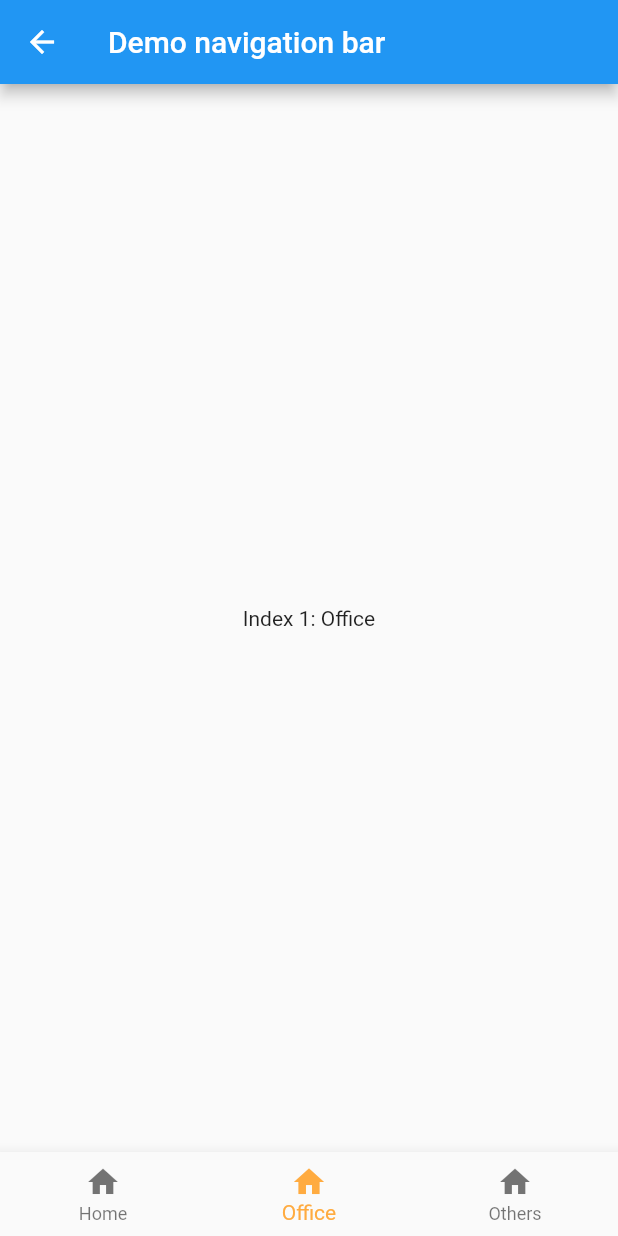
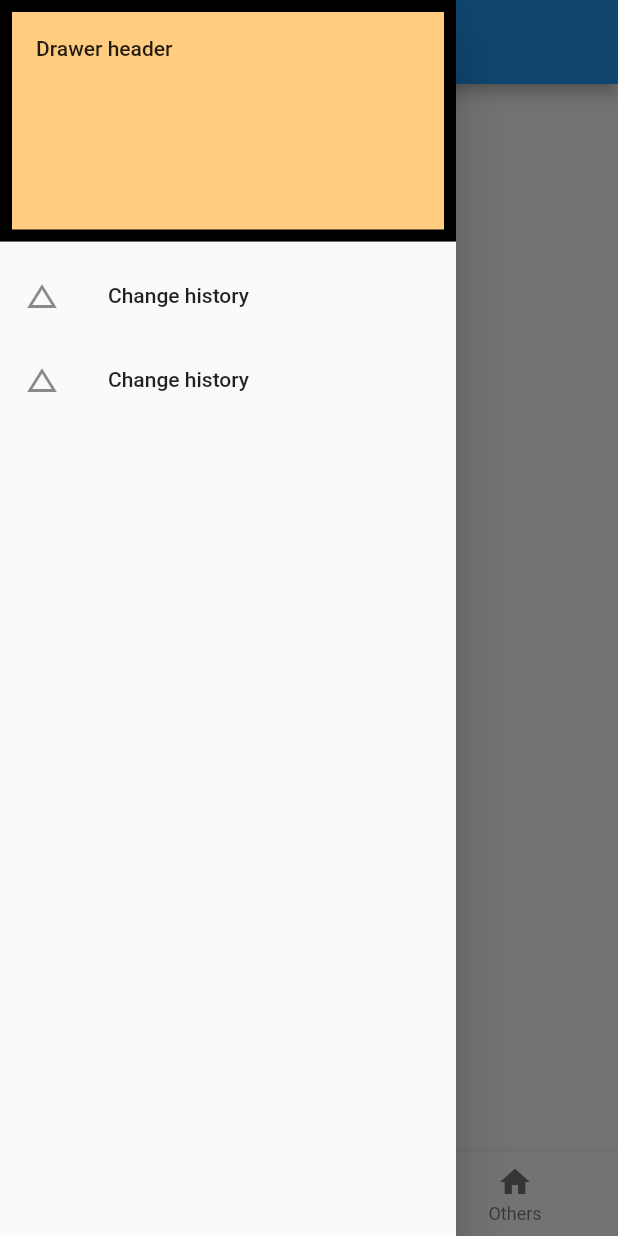
Before and after one commit to doremichen/flutter_list_demo, a Flutter app: the DemoNavigationBar screen opened directly, with the side drawer open (before the commit the screen has no drawer), on a phone screen of 412 x 824 dp. Run offline on Flutter 3.47's test engine with Material 2 defaults, Android fonts, the phone set to English and light mode, and no system bars; our stand-ins replace fluttertoast.

```diff
--- a/lib/src/navigation_btn_demo.dart
+++ b/lib/src/navigation_btn_demo.dart
@@ -45,6 +45,43 @@ class _DemoNavigationBarState extends State<DemoNavigationBar> {
             });
           },
       ),
+      drawer: Drawer(
+        child: ListView(
+          padding: EdgeInsets.zero,
+          children: <Widget>[
+            DrawerHeader(
+              child: Text("Drawer header"),
+              decoration: BoxDecoration(
+                  color: Colors.orange[200],
+                  border: Border.all(
+                    color: Colors.black,
+                    width: 8.0,
+                  )
+              ),
+            ),
+            ClipRect(
+              child: ListTile(
+                leading: Icon(Icons.change_history),
+                title: Text("Change history"),
+                onTap: () {
+                  Navigator.pop(context);
+                },
+              ),
+            ),
+            ClipRect(
+              child: ListTile(
+                leading: Icon(Icons.change_history),
+                title: Text("Change history"),
+                onTap: () {
+                  Navigator.pop(context);
+                },
+              ),
+            ),
+
+          ],
+        ),
+      ),
+
     );
   }
 
```
Also changed, not shown: lib/main.dart (+35 -6 lines).
